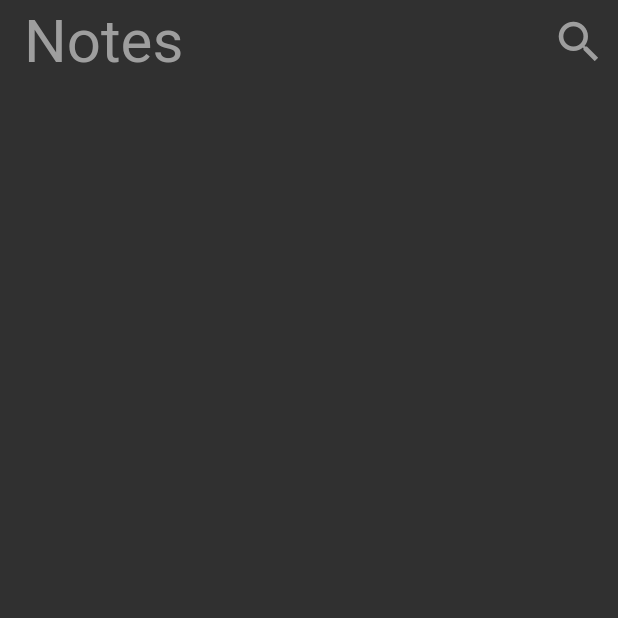
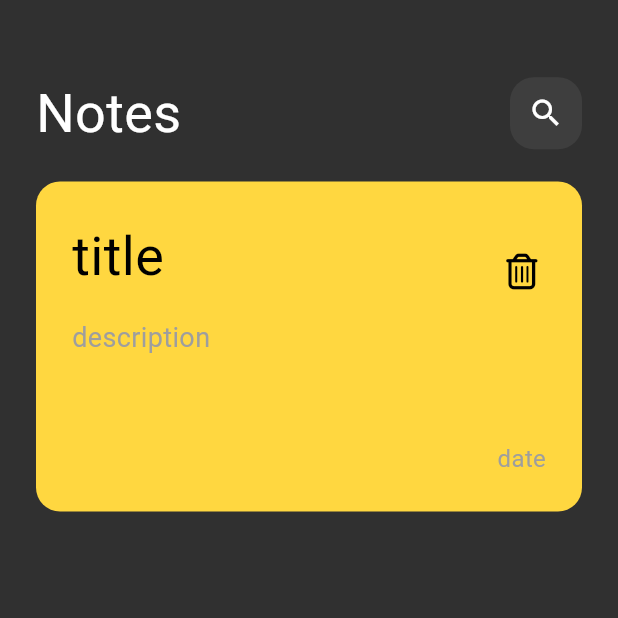
Before and after one commit to SamuelRefky/notes_app, a Flutter app: the screen it shows after launch, on a phone screen of 412 x 824 dp, the top half of it. Run offline on Flutter 3.47's test engine with Material 3 defaults, Android fonts, the phone set to English and light mode, and no system bars; our stand-ins replace font_awesome_flutter.

Commit message:
design note card

```diff
--- a/lib/main.dart
+++ b/lib/main.dart
@@ -11,6 +11,7 @@ class NotesApp extends StatelessWidget {
   @override
   Widget build(BuildContext context) {
     return MaterialApp(
+      debugShowCheckedModeBanner: false,
       theme: ThemeData(brightness: Brightness.dark),
       routes: {NotesView.id: (context) => NotesView()},
       initialRoute: NotesView.id,
--- a/lib/views/notes_view.dart
+++ b/lib/views/notes_view.dart
@@ -1,5 +1,7 @@
 import 'package:flutter/material.dart';
 import 'package:notes_app/const.dart';
+import 'package:notes_app/widgets/custom_appbar.dart';
+import 'package:notes_app/widgets/note_card.dart';
 
 class NotesView extends StatefulWidget {
   const NotesView({super.key});
@@ -14,19 +16,11 @@ class _NotesViewState extends State<NotesView> {
   Widget build(BuildContext context) {
     return Scaffold(
       backgroundColor: kColor,
-      appBar: AppBar(
-        backgroundColor: kColor,
-        title: Text(
-          'Notes',
-          style: TextStyle(fontSize: 40, color: Colors.grey),
+      body: Padding(
+        padding: const EdgeInsets.only(left: 24, right: 24, top: 50),
+        child: Column(
+          children: [CustomAppBar(), SizedBox(height: 20), NoteCard()],
         ),
-        actions: [
-          IconButton(
-            color: Color(0xff3D3D3D),
-            onPressed: () {},
-            icon: Icon(Icons.search, color: Colors.grey, size: 36),
-          ),
-        ],
       ),
     );
   }
--- /dev/null
+++ b/lib/widgets/custom_appbar.dart
@@ -0,0 +1,25 @@
+import 'package:flutter/material.dart';
+
+class CustomAppBar extends StatelessWidget {
+  const CustomAppBar({super.key});
+
+  @override
+  Widget build(BuildContext context) {
+    return Row(
+      mainAxisAlignment: MainAxisAlignment.spaceBetween,
+      children: [
+        Text('Notes', style: TextStyle(fontSize: 36, color: Colors.white)),
+        Container(
+          decoration: BoxDecoration(
+            color: Color(0xff3E3E3E),
+            borderRadius: BorderRadius.circular(16),
+          ),
+          child: IconButton(
+            onPressed: () {},
+            icon: Icon(Icons.search, color: Colors.white, size: 24),
+          ),
+        ),
+      ],
+    );
+  }
+}
--- /dev/null
+++ b/lib/widgets/note_card.dart
@@ -0,0 +1,71 @@
+import 'package:flutter/material.dart';
+import 'package:font_awesome_flutter/font_awesome_flutter.dart';
+
+class NoteCard extends StatelessWidget {
+  const NoteCard({super.key});
+
+  @override
+  Widget build(BuildContext context) {
+    return Stack(
+      children: [
+        Container(
+          height: 220,
+          width: double.infinity,
+
+          decoration: BoxDecoration(
+            color: Colors.amberAccent,
+            borderRadius: BorderRadius.circular(16),
+          ),
+          child: Padding(
+            padding: const EdgeInsets.all(24),
+            child: Column(
+              crossAxisAlignment: CrossAxisAlignment.start,
+              children: [
+                SizedBox(
+                  width: 250,
+                  child: Text(
+                    'title',
+                    style: TextStyle(fontSize: 36, color: Colors.black),
+                    maxLines: 1,
+                    overflow: TextOverflow.ellipsis,
+                  ),
+                ),
+                SizedBox(height: 16),
+
+                Text(
+                  'description',
+                  style: TextStyle(fontSize: 18, color: Colors.grey),
+                  maxLines: 2,
+                  overflow: TextOverflow.ellipsis,
+                ),
+                Spacer(flex: 5),
+
+                Row(
+                  mainAxisAlignment: MainAxisAlignment.end,
+                  children: [
+                    Text(
+                      'date',
+                      style: TextStyle(fontSize: 16, color: Colors.grey),
+                    ),
+                  ],
+                ),
+              ],
+            ),
+          ),
+        ),
+        Positioned(
+          right: 16,
+          top: 36,
+          child: IconButton(
+            onPressed: () {},
+            icon: FaIcon(
+              FontAwesomeIcons.trashCan,
+              color: Colors.black,
+              size: 24,
+            ),
+          ),
+        ),
+      ],
+    );
+  }
+}
--- a/pubspec.yaml
+++ b/pubspec.yaml
@@ -34,6 +34,7 @@ dependencies:
   # The following adds the Cupertino Icons font to your application.
   # Use with the CupertinoIcons class for iOS style icons.
   cupertino_icons: ^1.0.8
+  font_awesome_flutter: ^10.8.0
 
 dev_dependencies:
   flutter_test:
```
Also changed, not shown: pubspec.lock.
